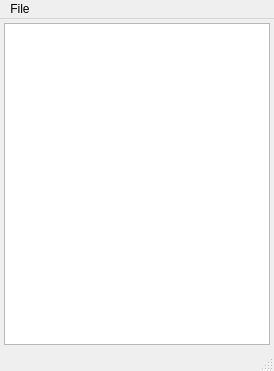
Above: src/gui.ui from flueke/mvp before the change. Below: the same form after it.
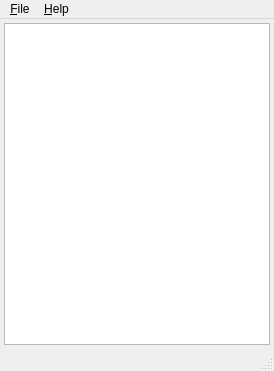
That is the form after the change. Icons and pictures are not drawn.

Commit message: gui: add aboutQt and started about display

```diff
--- a/src/gui.ui
+++ b/src/gui.ui
@@ -49,16 +49,24 @@
      <x>0</x>
      <y>0</y>
      <width>274</width>
-     <height>24</height>
+     <height>21</height>
     </rect>
    </property>
    <widget class="QMenu" name="menuFile">
     <property name="title">
-     <string>File</string>
+     <string>&amp;File</string>
     </property>
     <addaction name="action_quit"/>
    </widget>
+   <widget class="QMenu" name="menu_Help">
+    <property name="title">
+     <string>&amp;Help</string>
+    </property>
+    <addaction name="actionAbout"/>
+    <addaction name="actionAbout_Qt"/>
+   </widget>
    <addaction name="menuFile"/>
+   <addaction name="menu_Help"/>
   </widget>
   <widget class="QStatusBar" name="statusbar"/>
   <action name="action_refresh_serial_ports">
```
Left out of the diff: 14 changed lines with no effect on the pictures. The commit also changes 2 other files.
